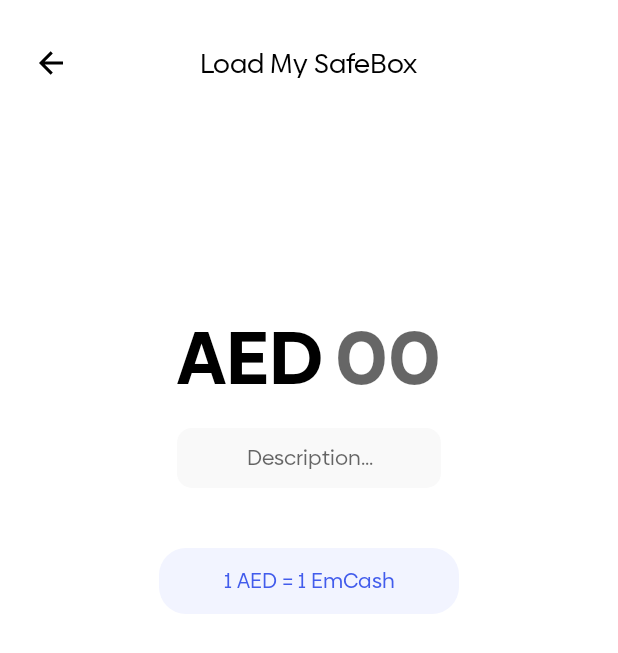
After one commit to harishPadmanabh-accubits/EmcashCustomer, an Android app: the LoadEmcashActivity screen opened directly, with no data from a screen before it, on a phone screen of 412 x 824 dp. The commit adds this screen. Shown: the top 653 px of the screen. Run offline under Robolectric (Android 15) with nearby library versions, the phone set to English and light mode, and no system bars; Roboto replaces fonts that are not available here.

Commit message:
load emcash ui

```diff
--- /dev/null
+++ b/emcash/src/main/java/com/emcash/customerapp/ui/loademcash/LoadEmcashActivity.kt
@@ -0,0 +1,23 @@
+package com.emcash.customerapp.ui.loademcash
+
+import androidx.appcompat.app.AppCompatActivity
+import android.os.Bundle
+import android.view.inputmethod.EditorInfo
+import com.emcash.customerapp.R
+import com.emcash.customerapp.extensions.openActivity
+import kotlinx.android.synthetic.main.activity_load_emcash.*
+
+class LoadEmcashActivity : AppCompatActivity() {
+    override fun onCreate(savedInstanceState: Bundle?) {
+        super.onCreate(savedInstanceState)
+        setContentView(R.layout.activity_load_emcash)
+        et_value.requestFocus()
+        et_description.setOnEditorActionListener { textView, action, keyEvent ->
+            if (action == EditorInfo.IME_ACTION_DONE) {
+                openActivity(TransactionActivity::class.java)
+              return@setOnEditorActionListener  true
+            }
+            return@setOnEditorActionListener  true
+        }
+    }
+}
--- /dev/null
+++ b/emcash/src/main/res/drawable/blue_stroke_light_blue_fill_round_bg.xml
@@ -0,0 +1,6 @@
+<?xml version="1.0" encoding="utf-8"?>
+<shape xmlns:android="http://schemas.android.com/apk/res/android" android:shape="rectangle">
+<stroke android:color="@color/card_blue" android:width="@dimen/dp1"/>
+    <solid android:color="#F4F4FF"/>
+    <corners android:radius="@dimen/dp8"/>
+</shape>
--- /dev/null
+++ b/emcash/src/main/res/drawable/grey_rounded_bg.xml
@@ -0,0 +1,9 @@
+<?xml version="1.0" encoding="utf-8"?>
+<shape xmlns:android="http://schemas.android.com/apk/res/android"
+    android:shape="rectangle"
+    >
+
+    <solid android:color="@color/light_grey"/>
+    <corners android:radius="10dp"/>
+
+</shape>
--- /dev/null
+++ b/emcash/src/main/res/drawable/light_blue_rounded_bg.xml
@@ -0,0 +1,7 @@
+<?xml version="1.0" encoding="utf-8"?>
+<shape xmlns:android="http://schemas.android.com/apk/res/android" android:shape="rectangle">
+
+    <solid android:color="@color/blue_transparent"/>
+    <corners android:radius="@dimen/sp18"/>
+
+</shape>
--- a/emcash/src/main/res/layout/activity_home.xml
+++ b/emcash/src/main/res/layout/activity_home.xml
@@ -238,6 +238,7 @@
                         app:layout_constraintTop_toBottomOf="@+id/tv_tv_info_balance" />
 
                     <TextView
+                        android:id="@+id/tv_load_emcash"
                         style="@style/WhiteRoundedTextSamllStyle"
                         android:layout_width="wrap_content"
                         android:layout_height="wrap_content"
--- /dev/null
+++ b/emcash/src/main/res/layout/activity_load_emcash.xml
@@ -0,0 +1,135 @@
+<?xml version="1.0" encoding="utf-8"?>
+<androidx.constraintlayout.widget.ConstraintLayout xmlns:android="http://schemas.android.com/apk/res/android"
+    xmlns:app="http://schemas.android.com/apk/res-auto"
+    xmlns:tools="http://schemas.android.com/tools"
+    android:layout_width="match_parent"
+    android:layout_height="match_parent"
+    tools:context=".ui.loademcash.LoadEmcashActivity">
+
+    <ScrollView
+        android:layout_width="match_parent"
+        android:layout_height="match_parent"
+        android:fillViewport="true"
+        app:layout_constraintBottom_toBottomOf="parent"
+        app:layout_constraintEnd_toEndOf="parent"
+        app:layout_constraintStart_toStartOf="parent"
+        app:layout_constraintTop_toTopOf="parent">
+
+        <androidx.constraintlayout.widget.ConstraintLayout
+            android:id="@+id/cl_main"
+            android:layout_width="match_parent"
+            android:layout_height="match_parent">
+
+            <androidx.appcompat.widget.AppCompatImageView
+                android:id="@+id/iv_back"
+                android:layout_width="wrap_content"
+                android:layout_height="wrap_content"
+                android:layout_marginStart="@dimen/dp16"
+                android:layout_marginTop="@dimen/dp24"
+                android:padding="10dp"
+                app:layout_constraintStart_toStartOf="parent"
+                app:layout_constraintTop_toTopOf="parent"
+                app:srcCompat="@drawable/ic_back_arrow"
+                app:tint="@color/black" />
+
+            <TextView
+                android:id="@+id/tv_info_load"
+                android:layout_width="wrap_content"
+                android:layout_height="wrap_content"
+                android:fontFamily="@font/biennale_regular"
+                android:text="@string/load_my_safebox"
+                android:textColor="@color/black"
+                android:textSize="@dimen/sp18"
+                app:layout_constraintBottom_toBottomOf="@+id/iv_back"
+                app:layout_constraintEnd_toEndOf="parent"
+                app:layout_constraintStart_toStartOf="parent"
+                app:layout_constraintTop_toTopOf="@+id/iv_back" />
+
+
+            <LinearLayout
+                android:id="@+id/ll_input"
+                android:layout_width="wrap_content"
+                android:layout_height="wrap_content"
+                android:orientation="horizontal"
+                app:layout_constraintBottom_toTopOf="@+id/guideline22"
+                app:layout_constraintEnd_toEndOf="parent"
+                app:layout_constraintStart_toStartOf="parent"
+                app:layout_constraintTop_toTopOf="@+id/guideline22">
+
+                <TextView
+                    android:id="@+id/tv_info_currency"
+                    android:layout_width="wrap_content"
+                    android:layout_height="wrap_content"
+                    android:fontFamily="@font/biennale_bold"
+                    android:text="AED"
+                    android:textColor="@color/black"
+                    android:textSize="50sp"
+
+                    />
+
+                <EditText
+                    android:id="@+id/et_value"
+                    android:layout_width="wrap_content"
+                    android:layout_height="wrap_content"
+                    android:layout_marginStart="@dimen/dp8"
+                    android:background="@null"
+                    android:focusable="true"
+                    android:fontFamily="@font/biennale_bold"
+                    android:hint="00"
+                    android:maxLength="5"
+                    android:maxLines="1"
+                    android:inputType="number"
+                    android:textColor="@color/black"
+                    android:textSize="50sp" />
+
+            </LinearLayout>
+
+
+            <androidx.constraintlayout.widget.Guideline
+                android:id="@+id/guideline22"
+                android:layout_width="wrap_content"
+                android:layout_height="wrap_content"
+                android:orientation="horizontal"
+                app:layout_constraintGuide_percent="0.29" />
+
+            <EditText
+                android:id="@+id/et_description"
+                android:layout_width="0dp"
+                android:layout_height="wrap_content"
+                android:layout_marginTop="12dp"
+                android:background="@drawable/grey_rounded_bg"
+                android:fontFamily="@font/biennale_regular"
+                android:gravity="center"
+                android:hint="@string/description"
+                android:padding="10dp"
+                android:maxLines="1"
+                android:imeOptions="actionDone"
+                android:textColor="@color/black"
+                android:textSize="@dimen/sp14"
+                app:layout_constraintEnd_toEndOf="@+id/ll_input"
+                app:layout_constraintHorizontal_bias="0.923"
+                app:layout_constraintStart_toStartOf="@+id/ll_input"
+                app:layout_constraintTop_toBottomOf="@+id/ll_input"
+                android:inputType="text" />
+
+            <TextView
+                android:id="@+id/tv_equals"
+                android:layout_width="@dimen/dp200"
+                android:layout_height="wrap_content"
+                android:layout_marginTop="@dimen/dp40"
+                android:background="@drawable/light_blue_rounded_bg"
+                android:fontFamily="@font/biennale_regular"
+                android:gravity="center"
+                android:paddingStart="@dimen/dp32"
+                android:paddingTop="@dimen/dp12"
+                android:paddingEnd="@dimen/dp32"
+                android:paddingBottom="@dimen/dp12"
+                android:text="1 AED = 1 EmCash"
+                android:textAlignment="center"
+                android:textColor="@color/blue_42"
+                app:layout_constraintEnd_toEndOf="parent"
+                app:layout_constraintStart_toStartOf="parent"
+                app:layout_constraintTop_toBottomOf="@+id/et_description" />
+        </androidx.constraintlayout.widget.ConstraintLayout>
+    </ScrollView>
+</androidx.constraintlayout.widget.ConstraintLayout>
--- a/emcash/src/main/res/layout/custom_view_onboarding_next_btn.xml
+++ b/emcash/src/main/res/layout/custom_view_onboarding_next_btn.xml
@@ -4,7 +4,7 @@
     xmlns:app="http://schemas.android.com/apk/res-auto"
     android:layout_width="match_parent"
     android:background="@drawable/blue_rounded"
-    android:layout_height="45dp">
+    android:layout_height="wrap_content">
 
     <LinearLayout
         android:layout_width="wrap_content"
--- a/emcash/src/main/res/values/colors.xml
+++ b/emcash/src/main/res/values/colors.xml
@@ -19,6 +19,10 @@
     <color name="grey">#D1D1D1</color>
     <color name="dark_grey">#5C5A5A</color>
     <color name="ash">#9F9FA1</color>
+    <color name="light_grey">#F9F9F9</color>
+    <color name="blue_transparent">#F2F4FF</color>
+    <color name="blue_42">#425CEC</color>
+    <color name="grey_unselected">#59595C</color>
 
 
 </resources>
--- a/emcash/src/main/res/values/strings.xml
+++ b/emcash/src/main/res/values/strings.xml
@@ -35,4 +35,7 @@ Payment cards saved to your separate  Payments account are distinct from any Vir
     <string name="my_activities">My Activities</string>
     <string name="emcash">emCash</string>
     <string name="balance">Balance</string>
+    <string name="load_my_safebox">Load My SafeBox</string>
+    <string name="description">Description...</string>
+    <string name="empay">EmPay</string>
 </resources>
```
Also changed, not shown: emcash/src/main/AndroidManifest.xml (+10 -4 lines), emcash/src/main/java/com/emcash/customerapp/ui/home/HomeActivity.kt (+8 -0 lines), emcash/src/main/java/com/emcash/customerapp/ui/loademcash/TransactionActivity.kt (added, +12 -0 lines), emcash/src/main/res/drawable/ic_blue_tick_small.xml (added, +9 -0 lines), emcash/src/main/res/layout/activity_transaction.xml (added, +159 -0 lines), emcash/src/main/res/drawable/arabian_man.png (deleted), emcash/src/main/res/drawable/arabian_man.webp (added), emcash/src/main/res/drawable/sample_wallet_screen_coin.png (deleted).
